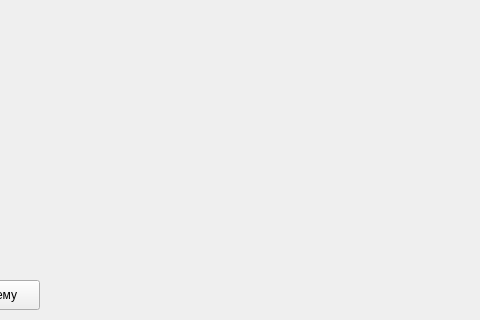
First picture: the form in mainwindow.ui, repository Timurazavr/Maps-API, before the edit; both pictures show x 120 to 600 and y 180 to 500 of the 600 by 500 pixel window.
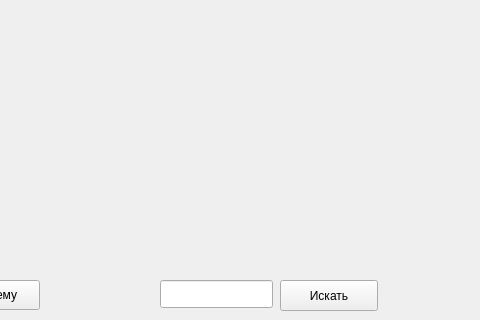
Second picture: the form after the edit.

What changed in the file:
```diff
--- a/mainwindow.ui
+++ b/mainwindow.ui
@@ -40,6 +40,35 @@
      <string>Переключить тему</string>
     </property>
    </widget>
+   <widget class="QLineEdit" name="searchEdit">
+    <property name="geometry">
+     <rect>
+      <x>280</x>
+      <y>460</y>
+      <width>113</width>
+      <height>28</height>
+     </rect>
+    </property>
+    <property name="inputMask">
+     <string/>
+    </property>
+    <property name="text">
+     <string/>
+    </property>
+   </widget>
+   <widget class="QPushButton" name="searchBtn">
+    <property name="geometry">
+     <rect>
+      <x>400</x>
+      <y>460</y>
+      <width>98</width>
+      <height>31</height>
+     </rect>
+    </property>
+    <property name="text">
+     <string>Искать</string>
+    </property>
+   </widget>
   </widget>
  </widget>
  <resources/>
```
